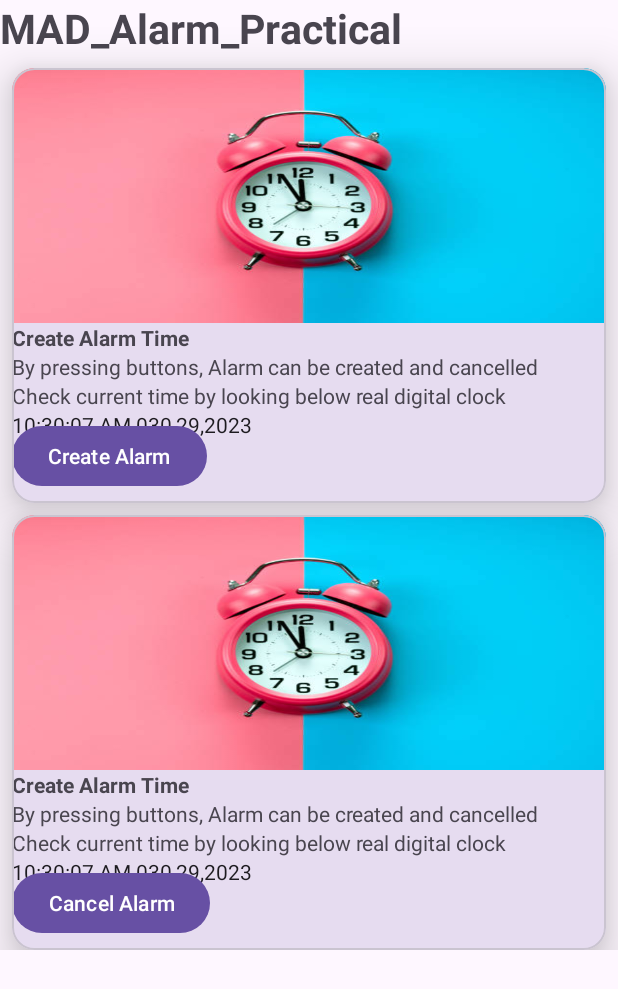
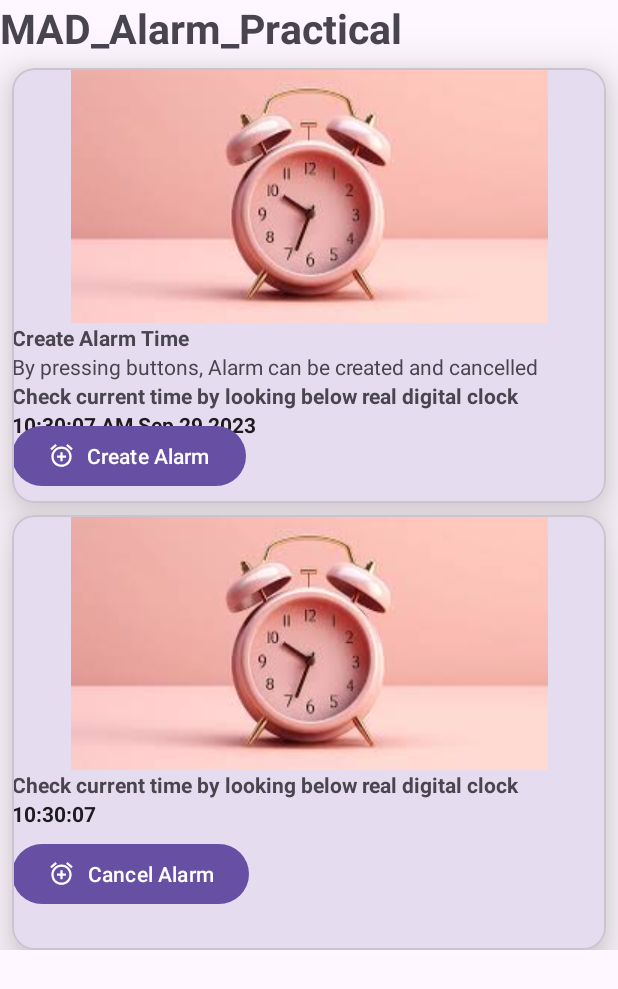
Before and after one commit to AdesharaBrijesh/MAD_Practical-8_21012021001, an Android app: the screen it shows after launch (MainActivity), on a phone screen of 412 x 824 dp. Shown: the top 989 px of the screen. Run offline under Robolectric (Android 15) with nearby library versions, the phone set to English and light mode, and no system bars.

Commit message:
second commit

```diff
--- a/app/src/main/res/layout/activity_main.xml
+++ b/app/src/main/res/layout/activity_main.xml
@@ -7,12 +7,9 @@
     android:layout_height="match_parent"
     tools:context=".MainActivity">
 
-
     <androidx.core.widget.NestedScrollView
         android:layout_width="match_parent"
-        android:layout_height="match_parent"
-        tools:layout_editor_absoluteX="-16dp"
-        tools:layout_editor_absoluteY="105dp">
+        android:layout_height="match_parent">
 
         <androidx.constraintlayout.widget.ConstraintLayout
             android:layout_width="match_parent"
@@ -53,7 +50,7 @@
                         app:layout_constraintEnd_toEndOf="parent"
                         app:layout_constraintStart_toStartOf="parent"
                         app:layout_constraintTop_toTopOf="parent"
-                        app:srcCompat="@drawable/Image" />
+                        app:srcCompat="@drawable/img" />
 
                     <TextView
                         android:id="@+id/txt1"
@@ -77,16 +74,18 @@
                         android:id="@+id/txt3"
                         android:layout_width="wrap_content"
                         android:layout_height="wrap_content"
+                        android:textStyle="bold"
                         android:text="Check current time by looking below real digital clock"
-                        android:textStyle="normal"
-                        app:layout_constraintTop_toBottomOf="@id/txt2" />
+                        app:layout_constraintTop_toBottomOf="@id/txt2"/>
 
                     <TextClock
                         android:id="@+id/digital_clock"
                         android:layout_width="wrap_content"
                         android:layout_height="wrap_content"
-                        android:format12Hour="hh:mm:ss a mmm,dd,yyyy"
-                        app:layout_constraintTop_toBottomOf="@id/txt3" />
+                        android:textStyle="bold"
+                        android:textAlignment="center"
+                        android:format12Hour="hh:mm:ss a MMM,dd,yyyy"
+                        app:layout_constraintTop_toBottomOf="@id/txt3"/>
 
                     <com.google.android.material.button.MaterialButton
                         android:id="@+id/materialButton"
@@ -94,7 +93,7 @@
                         android:layout_height="wrap_content"
                         android:text="Create Alarm"
                         android:layout_marginBottom="20dp"
-                        app:srcCompat="@drawable/baseline_add_alarm_24"
+                        app:icon="@drawable/baseline_add_alarm_24"
                         app:layout_constraintStart_toStartOf="parent"
                         app:layout_constraintTop_toBottomOf="@id/digital_clock"
                         app:layout_constraintBottom_toBottomOf="parent">
@@ -127,39 +126,23 @@
                         app:layout_constraintEnd_toEndOf="parent"
                         app:layout_constraintStart_toStartOf="parent"
                         app:layout_constraintTop_toTopOf="parent"
-                        app:srcCompat="@drawable/Image" />
-
-                    <TextView
-                        android:id="@+id/txt4"
-                        android:layout_width="wrap_content"
-                        android:layout_height="wrap_content"
-                        android:text="Create Alarm Time"
-                        android:textStyle="bold"
-                        app:layout_constraintStart_toStartOf="parent"
-                        app:layout_constraintTop_toBottomOf="@+id/image2" />
-
-                    <TextView
-                        android:id="@+id/txt5"
-                        android:layout_width="wrap_content"
-                        android:layout_height="wrap_content"
-                        android:text="By pressing buttons, Alarm can be created and cancelled"
-                        android:textStyle="normal"
-                        app:layout_constraintStart_toStartOf="parent"
-                        app:layout_constraintTop_toBottomOf="@+id/txt4" />
+                        app:srcCompat="@drawable/img"/>
 
                     <TextView
                         android:id="@+id/txt6"
                         android:layout_width="wrap_content"
                         android:layout_height="wrap_content"
+                        android:textStyle="bold"
                         android:text="Check current time by looking below real digital clock"
-                        android:textStyle="normal"
-                        app:layout_constraintTop_toBottomOf="@id/txt5" />
+                        app:layout_constraintTop_toBottomOf="@id/image2" />
 
                     <TextClock
                         android:id="@+id/digital_clock2"
                         android:layout_width="wrap_content"
                         android:layout_height="wrap_content"
-                        android:format12Hour="hh:mm:ss a mmm,dd,yyyy"
+                        android:textStyle="bold"
+                        android:textAlignment="center"
+                        android:format12Hour="hh:mm:ss"
                         app:layout_constraintTop_toBottomOf="@id/txt6" />
 
                     <com.google.android.material.button.MaterialButton
@@ -168,7 +151,7 @@
                         android:layout_height="wrap_content"
                         android:text="Cancel Alarm"
                         android:layout_marginBottom="20dp"
-                        app:srcCompat="@drawable/baseline_add_alarm_24"
+                        app:icon="@drawable/baseline_add_alarm_24"
                         app:layout_constraintStart_toStartOf="parent"
                         app:layout_constraintTop_toBottomOf="@id/digital_clock2"
                         app:layout_constraintBottom_toBottomOf="parent">
@@ -176,9 +159,6 @@
 
                 </androidx.constraintlayout.widget.ConstraintLayout>
             </com.google.android.material.card.MaterialCardView>
-
         </androidx.constraintlayout.widget.ConstraintLayout>
     </androidx.core.widget.NestedScrollView>
-
-
 </androidx.constraintlayout.widget.ConstraintLayout>
```
Also changed, not shown: app/src/main/AndroidManifest.xml (+12 -1 lines), app/src/main/java/com/example/mad_practical_8_21012021001/AlarmBroadcastReceiver.kt (added, +26 -0 lines), app/src/main/java/com/example/mad_practical_8_21012021001/AlarmService.kt (added, +29 -0 lines), app/src/main/java/com/example/mad_practical_8_21012021001/MainActivity.kt (+16 -0 lines), app/src/main/res/drawable/Image.jpg (deleted), app/src/main/res/drawable/img.jpg (added), 2 other files.
